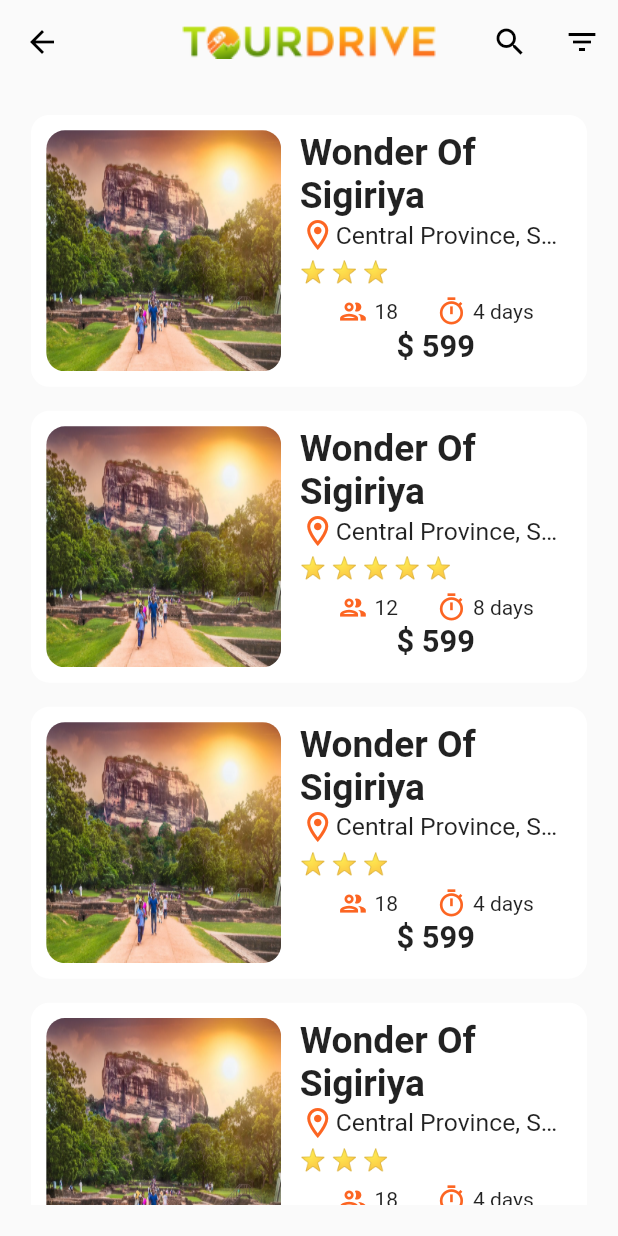
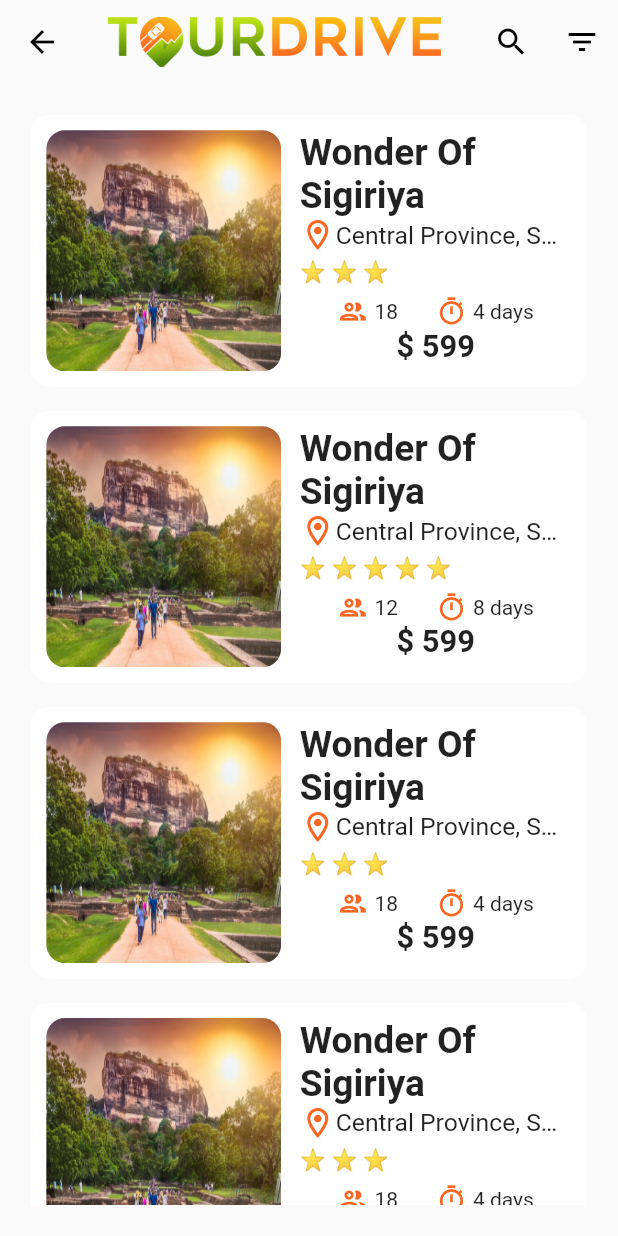
Before and after one commit to hashan8991/tour_drive_frontend, a Flutter app: the TourHomeScreen screen opened directly, on a phone screen of 412 x 824 dp. Run offline on Flutter 3.47's test engine with Material 2 defaults, Android fonts, the light colour scheme and no system bars; our stand-ins replace device_preview, flutter_rating_bar, font_awesome_flutter.

Commit message:
update app bar of tour_home_screen

```diff
--- a/lib/screens/tour_home_screen/tour_home_screen.dart
+++ b/lib/screens/tour_home_screen/tour_home_screen.dart
@@ -37,17 +37,18 @@ class _TourHomeScreenState extends State<TourHomeScreen> {
             onPressed: () {Navigator.push(context, MaterialPageRoute(builder: (context) => const NavbarMainPage()));},
             icon: const Icon(Icons.arrow_back, color:Colors.black, )),
           elevation: 0,
-          title: Padding(
-            padding: const EdgeInsets.symmetric(horizontal:  7),
-            child: Image.asset("assets/images/logoNew.png"),
-          ),
+          title: Image.asset("assets/images/logoPic.png"),
           centerTitle: true,
           actions: <Widget>[
-            IconButton(
-              icon: const Icon(Icons.search, color: Colors.black,),
-              onPressed: () {
+            Container(
+              margin: EdgeInsets.all(3),
+              child: IconButton(
+                alignment: Alignment.centerRight,
+                icon: const Icon(Icons.search, color: Colors.black,),
+                onPressed: () {
 
-              },
+                },
+              ),
             ),
             IconButton(
               icon: const Icon(Icons.filter_list, color: Colors.black, ),
```
